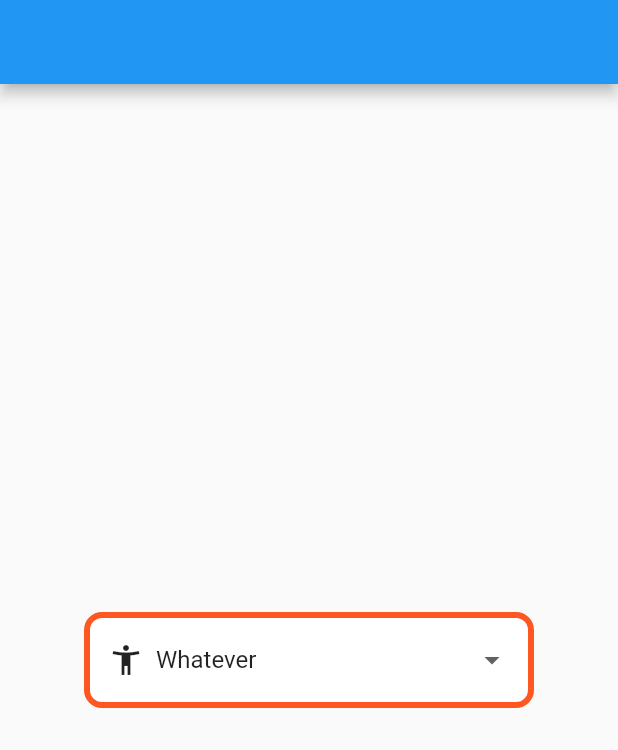
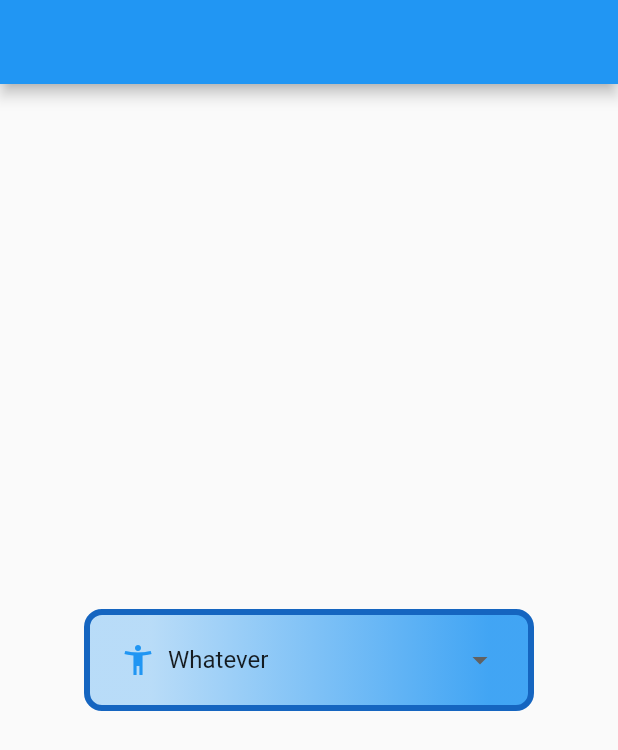
Before and after one commit to MigAlex/october_2020_practise_11, a Flutter app: the screen it shows after launch, on a phone screen of 412 x 824 dp. Shown: the top 750 px of the screen. Run offline on Flutter 3.47's test engine with Material 2 defaults, Android fonts, the phone set to English and light mode, and no system bars.

Commit message:
custom dropdown button ver 1.1

```diff
--- a/lib/custom_widgets/custom_dropdown_button.dart
+++ b/lib/custom_widgets/custom_dropdown_button.dart
@@ -1,3 +1,5 @@
+import 'dart:math';
+
 import 'package:flutter/material.dart';
 import 'package:october_2020_practise_11/model/random_model.dart';
 
@@ -13,7 +15,15 @@ class _CustomDropDownButtonState extends State<CustomDropDownButton> {
     RandomModel(title: 'Heya', icon: Icons.point_of_sale),
     RandomModel(title: 'Albatros', icon: Icons.star_border_outlined)
   ];
-  RandomModel value = items.first;
+  Random myRandom;
+  RandomModel value;
+
+  @override
+  void initState() {
+    myRandom = Random();
+    value = items[myRandom.nextInt(items.length)];
+    super.initState();
+  }
 
   @override
   Widget build(BuildContext context) {
@@ -27,11 +37,18 @@ class _CustomDropDownButtonState extends State<CustomDropDownButton> {
 
   Container buildDropdown() => Container(
         width: 300,
-        padding: const EdgeInsets.symmetric(horizontal: 12, vertical: 4),
+        padding: const EdgeInsets.symmetric(horizontal: 20, vertical: 6),
         decoration: BoxDecoration(
+          gradient: LinearGradient(
+            colors: [
+              Colors.blue.withOpacity(0.3),
+              Colors.blue.withOpacity(0.85)
+            ],
+            stops: [0.15, 0.9],
+          ),
           borderRadius: BorderRadius.circular(12),
           color: Colors.white,
-          border: Border.all(color: Colors.deepOrange, width: 4),
+          border: Border.all(color: Colors.blue[800], width: 4),
         ),
         child: DropdownButtonHideUnderline(
           child: DropdownButton(
@@ -40,11 +57,13 @@ class _CustomDropDownButtonState extends State<CustomDropDownButton> {
                 .map(
                   (item) => DropdownMenuItem(
                     value: item,
-                    child: Row(children: [
-                      Icon(item.icon),
-                      const SizedBox(width: 8),
-                      Text(item.title),
-                    ]),
+                    child: Container(
+                      child: Row(children: [
+                        Icon(item.icon, color: Colors.blue),
+                        const SizedBox(width: 8),
+                        Text(item.title),
+                      ]),
+                    ),
                   ),
                 )
                 .toList(),
```
